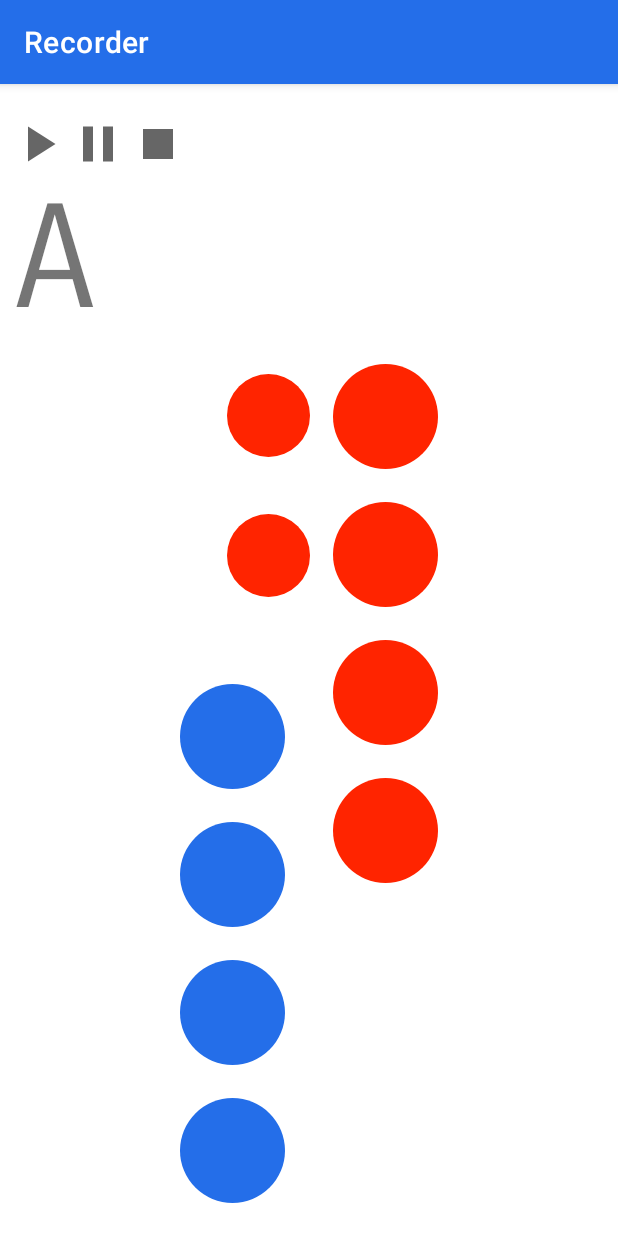
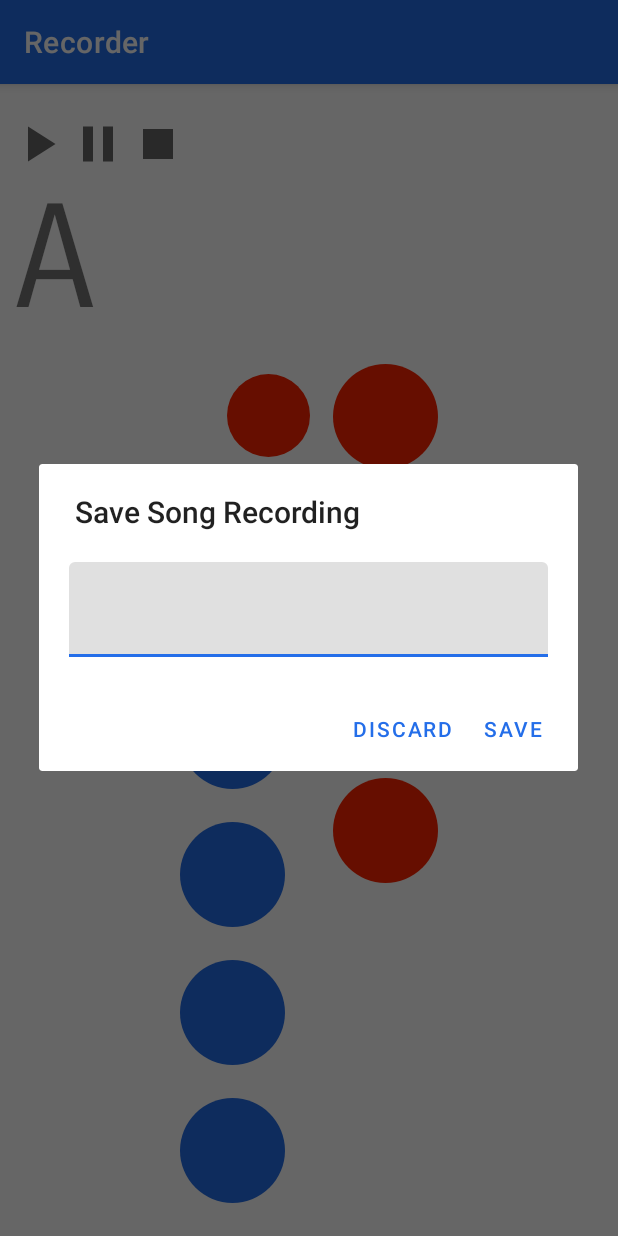
Before and after one commit to sathwik9/RecorderPro, an Android app: the FreePlay screen opened directly, with no data from a screen before it, after a tap on an icon or button, on a phone screen of 412 x 824 dp. Run offline under Robolectric (Android 15) with nearby library versions, the phone set to English and light mode, and no system bars.

Commit message:
created dialog window for stop button to save file

```diff
--- a/app/src/main/java/ece/wisc/recorder/FreePlay.java
+++ b/app/src/main/java/ece/wisc/recorder/FreePlay.java
@@ -1,9 +1,11 @@
 package ece.wisc.recorder;
 
+import androidx.appcompat.app.AlertDialog;
 import androidx.appcompat.app.AppCompatActivity;
 import androidx.core.app.ActivityCompat;
 
 import android.Manifest;
+import android.content.DialogInterface;
 import android.content.Intent;
 import android.content.pm.PackageManager;
 import android.media.AudioFormat;
@@ -11,7 +13,10 @@ import android.media.AudioRecord;
 import android.media.MediaRecorder;
 import android.os.Bundle;
 import android.util.Log;
+import android.view.LayoutInflater;
 import android.view.View;
+import android.view.ViewGroup;
+import android.widget.EditText;
 
 public class FreePlay extends AppCompatActivity {
 
@@ -68,8 +73,33 @@ public class FreePlay extends AppCompatActivity {
 
     }
     public void stopButton(View view) {
+        AlertDialog.Builder builder = new AlertDialog.Builder(FreePlay.this);
+        builder.setTitle("Save Song Recording");
 
+        View viewInflated = LayoutInflater.from(FreePlay.this).inflate(R.layout.save_recording_dialog, (ViewGroup) findViewById(R.id.content), false);
 
+        // text input field
+        final EditText input = (EditText) viewInflated.findViewById(R.id.input);
+        builder.setView(viewInflated);
+
+        // save file
+        builder.setPositiveButton("Save", new DialogInterface.OnClickListener() {
+            @Override
+            public void onClick(DialogInterface dialog, int which) {
+                dialog.dismiss();
+                String m_Text = input.getText().toString();
+            }
+        });
+
+        // discard file
+        builder.setNegativeButton("Discard", new DialogInterface.OnClickListener() {
+            @Override
+            public void onClick(DialogInterface dialog, int which) {
+                dialog.cancel();
+            }
+        });
+
+        builder.show();
     }
 
     public boolean isBlowingValue() {
--- /dev/null
+++ b/app/src/main/res/layout/save_recording_dialog.xml
@@ -0,0 +1,22 @@
+<?xml version="1.0" encoding="utf-8"?>
+<FrameLayout xmlns:android="http://schemas.android.com/apk/res/android"
+    android:layout_width="match_parent"
+    android:layout_height="wrap_content"
+    android:padding="20dp">
+
+    <com.google.android.material.textfield.TextInputLayout
+        android:layout_width="match_parent"
+        android:layout_height="wrap_content">
+
+        <EditText
+            android:id="@+id/input"
+            android:layout_width="match_parent"
+            android:layout_height="wrap_content"
+            android:fontFamily="sans-serif-smallcaps"
+            android:autofillHints="file name"
+            android:imeOptions="actionDone"
+            android:inputType="text"
+            android:textSize="24sp" />
+
+    </com.google.android.material.textfield.TextInputLayout>
+</FrameLayout>
--- a/app/src/main/res/values/themes.xml
+++ b/app/src/main/res/values/themes.xml
@@ -21,4 +21,5 @@
     <style name="Button.Right" parent="ThemeOverlay.AppCompat">
         <item name="colorAccent">@color/scarlet_red</item>
     </style>
+
 </resources>
```
